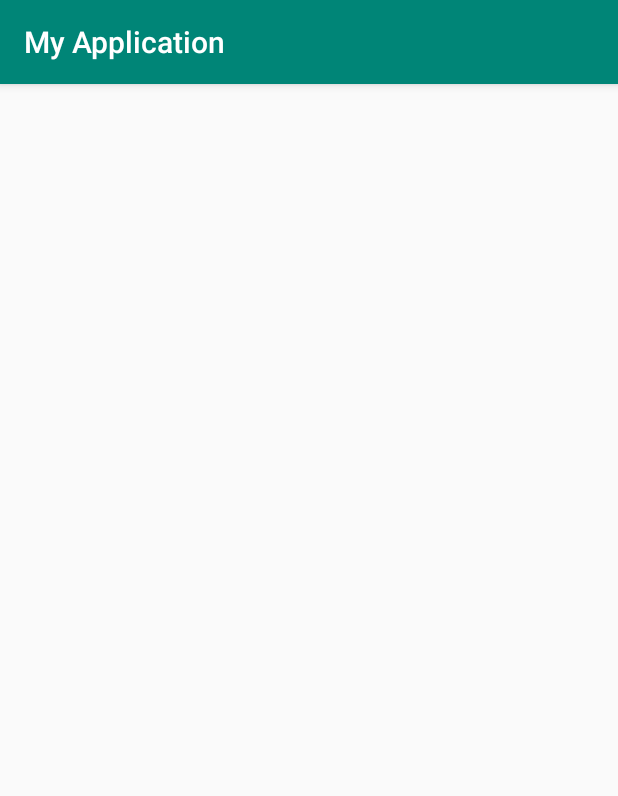
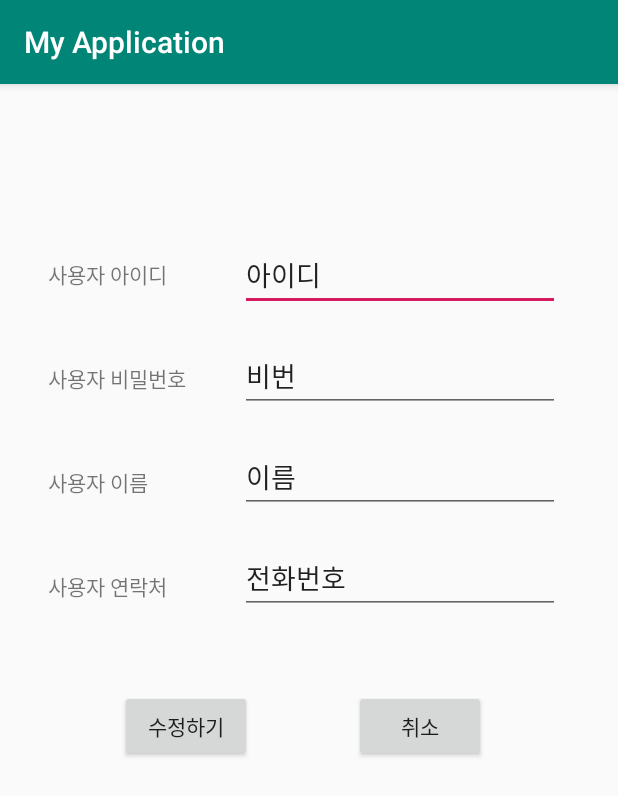
Before and after one commit to tear94fall/CapstoneDesignAndroid, an Android app: the ModifyActivity screen opened directly, with no data from a screen before it, on a phone screen of 412 x 824 dp. Shown: the top 796 px of the screen. Run offline under Robolectric (Android 15) with nearby library versions, the phone set to English and light mode, and no system bars.

Commit message:
가입 정보를 변경하는 액티비티 ui 생성함

```diff
--- a/app/src/main/res/layout/activity_modify.xml
+++ b/app/src/main/res/layout/activity_modify.xml
@@ -1,6 +1,116 @@
 <?xml version="1.0" encoding="utf-8"?>
 <android.support.constraint.ConstraintLayout
-    xmlns:android="http://schemas.android.com/apk/res/android" android:layout_width="match_parent"
+    xmlns:android="http://schemas.android.com/apk/res/android"
+    xmlns:app="http://schemas.android.com/apk/res-auto"
+    xmlns:tools="http://schemas.android.com/tools"
+    android:layout_width="match_parent"
     android:layout_height="match_parent">
 
+    <EditText
+        android:id="@+id/UserId_editText"
+        android:layout_width="wrap_content"
+        android:layout_height="wrap_content"
+        android:layout_marginStart="160dp"
+        android:layout_marginTop="104dp"
+        android:ems="10"
+        android:inputType="textPersonName"
+        android:text="아이디"
+        app:layout_constraintStart_toStartOf="parent"
+        app:layout_constraintTop_toTopOf="parent" />
+
+    <EditText
+        android:id="@+id/UserPasswd_editText"
+        android:layout_width="wrap_content"
+        android:layout_height="wrap_content"
+        android:layout_marginStart="160dp"
+        android:layout_marginTop="20dp"
+        android:ems="10"
+        android:inputType="textPersonName"
+        android:text="비번"
+        app:layout_constraintStart_toStartOf="parent"
+        app:layout_constraintTop_toBottomOf="@+id/UserId_editText" />
+
+    <EditText
+        android:id="@+id/UserName_editText"
+        android:layout_width="wrap_content"
+        android:layout_height="wrap_content"
+        android:layout_marginStart="160dp"
+        android:layout_marginTop="20dp"
+        android:ems="10"
+        android:inputType="textPersonName"
+        android:text="이름"
+        app:layout_constraintStart_toStartOf="parent"
+        app:layout_constraintTop_toBottomOf="@+id/UserPasswd_editText" />
+
+    <EditText
+        android:id="@+id/UserTel_editText"
+        android:layout_width="wrap_content"
+        android:layout_height="wrap_content"
+        android:layout_marginStart="160dp"
+        android:layout_marginTop="20dp"
+        android:ems="10"
+        android:inputType="textPersonName"
+        android:text="전화번호"
+        app:layout_constraintStart_toStartOf="parent"
+        app:layout_constraintTop_toBottomOf="@+id/UserName_editText" />
+
+    <TextView
+        android:id="@+id/UserId"
+        android:layout_width="wrap_content"
+        android:layout_height="wrap_content"
+        android:layout_marginStart="32dp"
+        android:layout_marginTop="116dp"
+        android:text="사용자 아이디"
+        app:layout_constraintStart_toStartOf="parent"
+        app:layout_constraintTop_toTopOf="parent" />
+
+    <TextView
+        android:id="@+id/UserPasswd"
+        android:layout_width="wrap_content"
+        android:layout_height="wrap_content"
+        android:layout_marginStart="32dp"
+        android:layout_marginTop="48dp"
+        android:text="사용자 비밀번호"
+        app:layout_constraintStart_toStartOf="parent"
+        app:layout_constraintTop_toBottomOf="@+id/UserId" />
+
+    <TextView
+        android:id="@+id/UserName"
+        android:layout_width="wrap_content"
+        android:layout_height="wrap_content"
+        android:layout_marginStart="32dp"
+        android:layout_marginTop="48dp"
+        android:text="사용자 이름"
+        app:layout_constraintStart_toStartOf="parent"
+        app:layout_constraintTop_toBottomOf="@+id/UserPasswd" />
+
+    <TextView
+        android:id="@+id/UserTel"
+        android:layout_width="wrap_content"
+        android:layout_height="19dp"
+        android:layout_marginStart="32dp"
+        android:layout_marginTop="48dp"
+        android:text="사용자 연락처"
+        app:layout_constraintStart_toStartOf="parent"
+        app:layout_constraintTop_toBottomOf="@+id/UserName" />
+
+    <Button
+        android:id="@+id/cancel_button"
+        android:layout_width="wrap_content"
+        android:layout_height="wrap_content"
+        android:layout_marginStart="68dp"
+        android:layout_marginTop="404dp"
+        android:text="취소"
+        app:layout_constraintStart_toEndOf="@+id/modify_button"
+        app:layout_constraintTop_toTopOf="parent" />
+
+    <Button
+        android:id="@+id/modify_button"
+        android:layout_width="wrap_content"
+        android:layout_height="wrap_content"
+        android:layout_marginStart="80dp"
+        android:layout_marginTop="404dp"
+        android:text="수정하기"
+        app:layout_constraintStart_toStartOf="parent"
+        app:layout_constraintTop_toTopOf="parent" />
 </android.support.constraint.ConstraintLayout>
```
